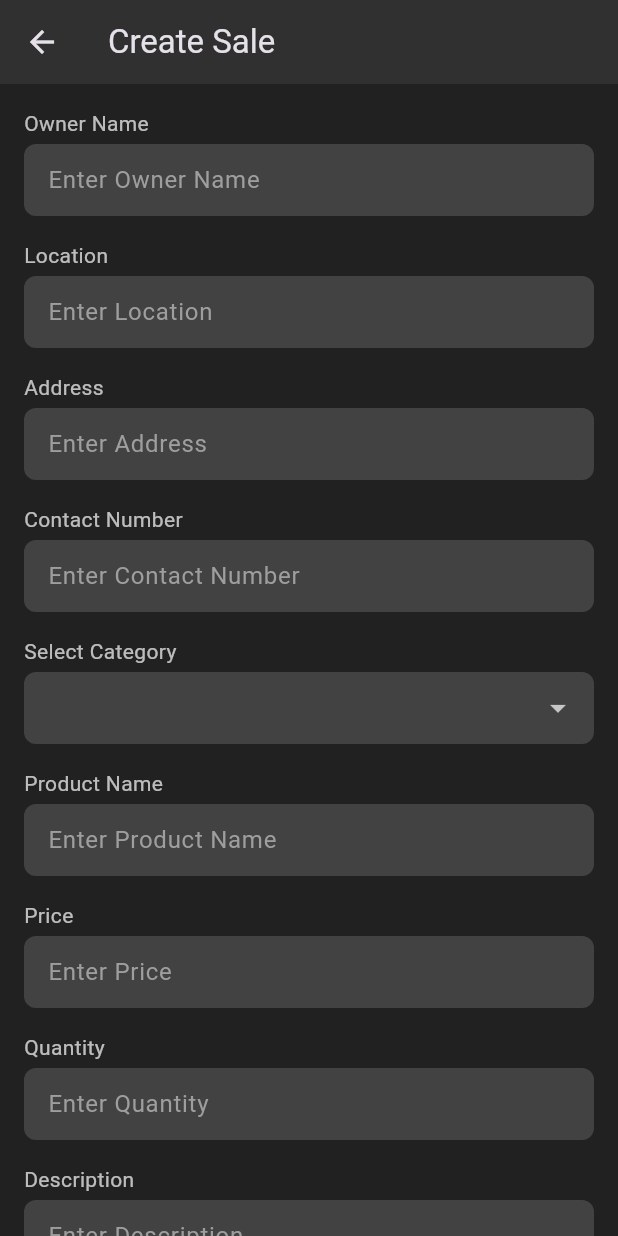
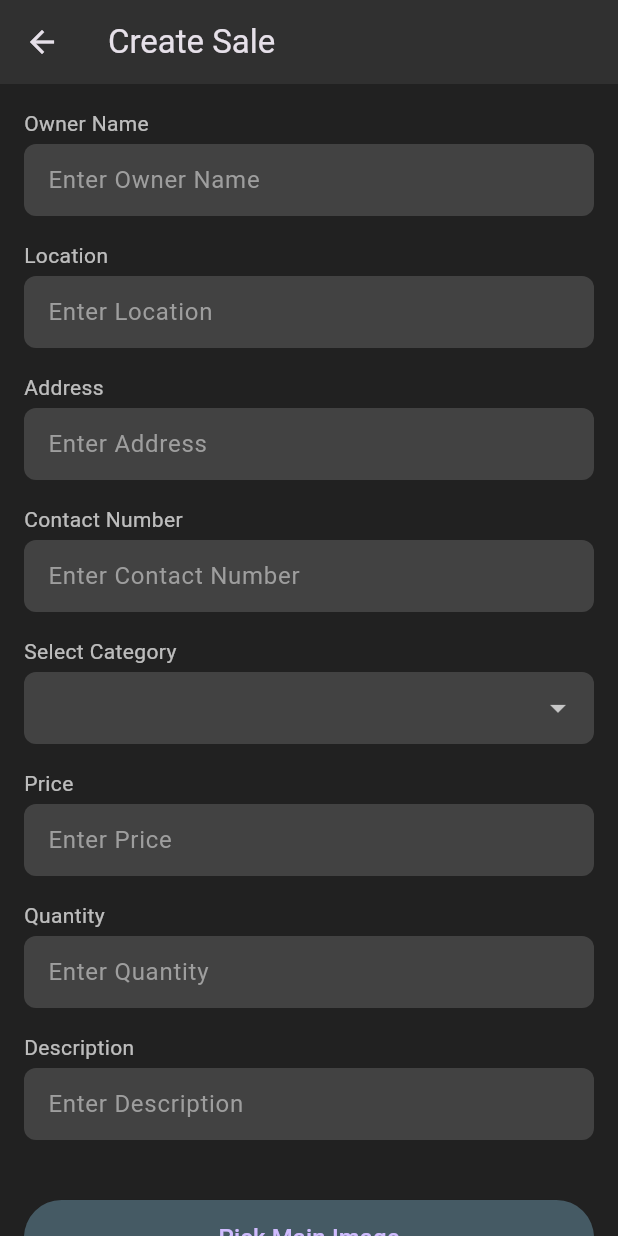
Before and after one commit to Joshuarupasinghe/bio_boost, a Flutter app: the CreateSales02 screen opened directly with empty values, on a phone screen of 412 x 824 dp. Run offline on Flutter 3.47's test engine with Material 3 defaults, Android fonts, the phone set to English and light mode, and no system bars; our stand-ins replace cloud_firestore, firebase_auth, firebase_core, firebase_storage, fluttertoast, image_picker and 1 more; accounts and stored records are empty.

Commit message:
Update create_sales02.dart

```diff
--- a/lib/screens/create_sales02.dart
+++ b/lib/screens/create_sales02.dart
@@ -112,7 +112,6 @@ class _CreateSales02State extends State<CreateSales02> {
     FirebaseFirestore.instance.collection('sales').add({
       'uid': uid,
       's_type': selectedCategory,
-      's_productName': _productNameController.text,
       's_price': _priceController.text,
       's_quantity': _quantityController.text,
       's_description': _descriptionController.text,
@@ -236,7 +235,6 @@ class _CreateSales02State extends State<CreateSales02> {
             _buildDetailField('Address', _addressController),
             _buildDetailField('Contact Number', _contactNumberController),
             _buildCategoryDropdown(),
-            _buildDetailField('Product Name', _productNameController),
             _buildDetailField('Price', _priceController),
             _buildDetailField('Quantity', _quantityController),
             _buildDetailField('Description', _descriptionController),
```
